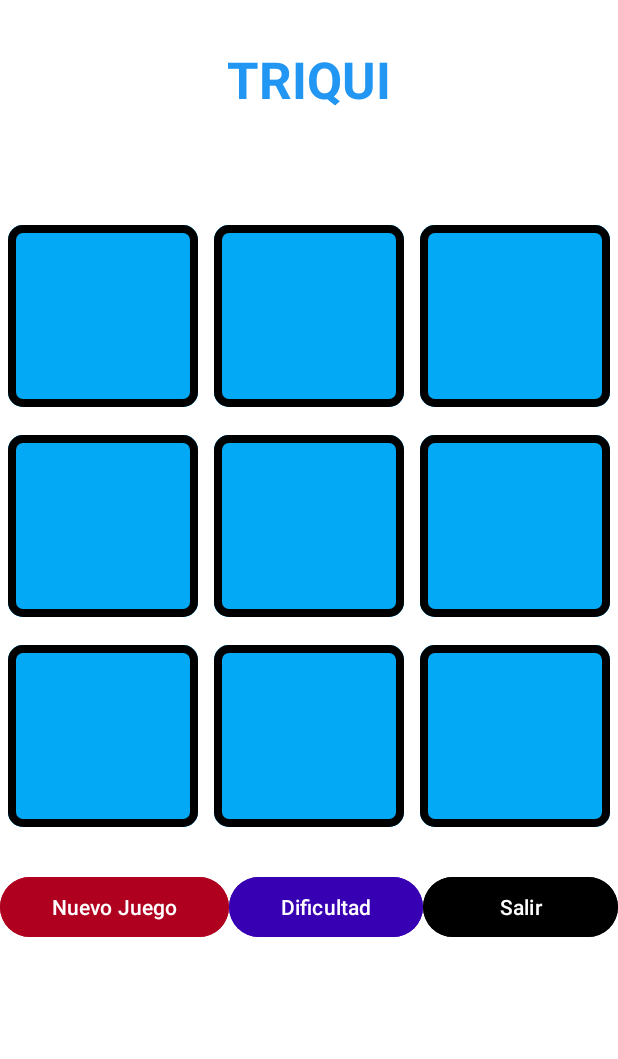
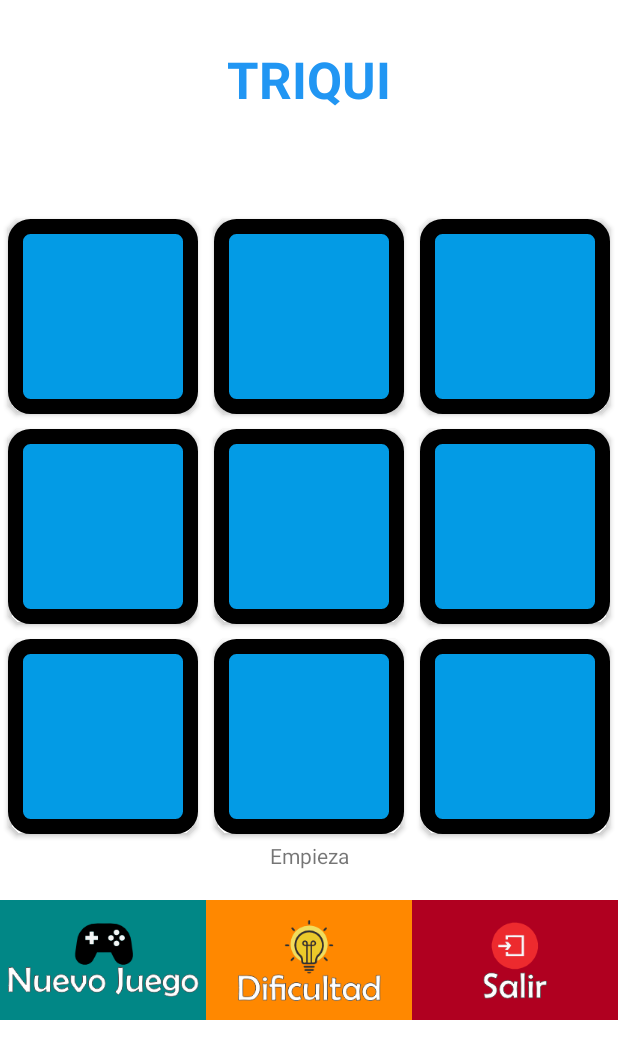
Before and after one commit to Adrian-ACI/dadm2023-2, an Android app: the screen it shows after launch (MainActivity), on a phone screen of 412 x 824 dp. Shown: the top 1059 px of the screen. Run offline under Robolectric (Android 15) with nearby library versions, the phone set to English and light mode, and no system bars.

Commit message:
avance reto 5

```diff
--- a/Reto3/app/src/main/java/com/example/tictactoe/MainActivity.java
+++ b/Reto3/app/src/main/java/com/example/tictactoe/MainActivity.java
@@ -7,9 +7,11 @@ import android.annotation.SuppressLint;
 import android.content.DialogInterface;
 import android.content.Intent;
 import android.graphics.Color;
+import android.media.MediaPlayer;
 import android.os.Bundle;
 import android.view.View;
 import android.widget.Button;
+import android.widget.ImageButton;
 import android.widget.TextView;
 
 import java.util.Arrays;
@@ -18,7 +20,9 @@ import java.util.Random;
 public class MainActivity extends AppCompatActivity {
 
     TextView textoVictoria;
-    Button salir;
+    TextView turnocambio;
+    MediaPlayer sonidobtn, victoria, derrota, empate;
+    ImageButton salir, reiniciar;
     Integer[] botones;
     int[] tablero = new int[]{
             0, 0, 0,
@@ -37,8 +41,14 @@ public class MainActivity extends AppCompatActivity {
         setContentView(R.layout.activity_main);
 
         textoVictoria = (TextView) findViewById(R.id.textwin);
+        turnocambio = (TextView) findViewById(R.id.cambioturno);
         textoVictoria.setVisibility(View.INVISIBLE);
         salir = findViewById(R.id.salirbtn);
+        sonidobtn = MediaPlayer.create(this, R.raw.sonido);
+        victoria = MediaPlayer.create(this, R.raw.victoria);
+        empate = MediaPlayer.create(this, R.raw.empate);
+        derrota = MediaPlayer.create(this, R.raw.derrota);
+        reiniciar = findViewById(R.id.nuevojuego);
 
         botones = new Integer[]{
                 R.id.b1, R.id.b2, R.id.b3,
@@ -51,15 +61,18 @@ public class MainActivity extends AppCompatActivity {
     public void ponerFicha(View v){
         if(estado==0){
             turno = 1;
+
             int numBoton = Arrays.asList(botones).indexOf(v.getId());
             if(tablero[numBoton] == 0){
-                v.setBackgroundResource(R.drawable.x1);
+                sonidobtn.start();
+                v.setBackgroundResource(R.drawable.x);
                 tablero[numBoton] = 1;
                 fichasPuestas += 1;
                 estado = comprobarEstado();
                 terminarPartida();
                 if(estado == 0){
                     turno = -1;
+                    turnocambio.setText("Tu turno");
                     ia();
                     fichasPuestas += 1;
                     estado = comprobarEstado();
@@ -76,12 +89,14 @@ public class MainActivity extends AppCompatActivity {
                 textoVictoria.setVisibility(View.VISIBLE);
                 textoVictoria.setText("Has ganado! :)");
                 textoVictoria.setTextColor(Color.GREEN);
+                victoria.start();
             }
             else{
                 textoVictoria.setVisibility(View.VISIBLE);
                 textoVictoria.setText("Has perdido! :(");
                 textoVictoria.setTextColor(Color.RED);
                 fichaVictoria = R.drawable.o2;
+                derrota.start();
             }
             for(int i = 0; i<posGanadora.length; i++){
                 Button b = findViewById(botones[posGanadora[i]]);
@@ -91,6 +106,7 @@ public class MainActivity extends AppCompatActivity {
         else if(estado==2){
             textoVictoria.setVisibility(View.VISIBLE);
             textoVictoria.setText("Has Empatado! :v");
+            empate.start();
         }
     }
 
@@ -101,7 +117,7 @@ public class MainActivity extends AppCompatActivity {
             pos = ran.nextInt(tablero.length);
         }
         Button b = (Button) findViewById(botones[pos]);
-        b.setBackgroundResource(R.drawable.o1);
+        b.setBackgroundResource(R.drawable.o);
         tablero[pos] = -1;
     }
 
@@ -148,14 +164,11 @@ public class MainActivity extends AppCompatActivity {
     // cerrar app
     @SuppressLint("")
     public void salir(View view){
-        AlertDialog.Builder builder = new AlertDialog.Builder(this);
+        AlertDialog.Builder builder = new AlertDialog.Builder(MainActivity.this);
         builder.setMessage("¿Quieres salir del juego?").setPositiveButton("Si", new DialogInterface.OnClickListener(){
             @Override
             public void onClick(DialogInterface dialog, int which){
-                Intent intent =new Intent(Intent.ACTION_MAIN);
-                intent.addCategory(Intent.CATEGORY_HOME);
-                intent.setFlags(Intent.FLAG_ACTIVITY_NEW_TASK);
-                startActivity(intent);
+                finish();
             }
         }).setNegativeButton("Cancelar", new DialogInterface.OnClickListener(){
             @Override
@@ -166,4 +179,11 @@ public class MainActivity extends AppCompatActivity {
         builder.show();
         //finishAffinity();
     }
+
+    public void reiniciar(View view){
+        Intent intento = new Intent(this, MainActivity.class);
+        finish();
+        startActivity(intento);
+
+    }
 }
--- /dev/null
+++ b/Reto3/app/src/main/res/drawable/botoncolor.xml
@@ -0,0 +1,26 @@
+<?xml version="1.0" encoding="utf-8"?>
+<shape xmlns:android="http://schemas.android.com/apk/res/android"
+    android:shape="rectangle">
+
+
+    <corners
+        android:radius="10dp">
+
+    </corners>
+    <stroke
+        android:width="10dp"
+        android:color="@color/black">
+
+    </stroke>
+    <solid
+        android:color="#039BE5">
+
+    </solid>
+    <size
+        android:height="130dp"
+        android:width="130dp">
+
+    </size>
+
+
+</shape>
--- a/Reto3/app/src/main/res/layout/activity_main.xml
+++ b/Reto3/app/src/main/res/layout/activity_main.xml
@@ -47,23 +47,23 @@
 
                 <Button
                     android:id="@+id/b1"
-                    android:layout_width="wrap_content"
-                    android:layout_height="match_parent"
+                    android:layout_width="130dp"
+                    android:layout_height="130dp"
+                    android:layout_margin="5dp"
                     android:layout_weight="1"
-                    android:layout_margin="5dp"
-                    android:backgroundTint="#03A9F4"
+                    android:background="@drawable/botoncolor"
                     android:onClick="ponerFicha"
                     app:cornerRadius="10dp"
                     app:strokeColor="@color/black"
-                    app:strokeWidth="5dp"/>
+                    app:strokeWidth="5dp" />
 
                 <Button
                     android:id="@+id/b2"
-                    android:layout_width="wrap_content"
-                    android:layout_height="match_parent"
+                    android:layout_width="130dp"
+                    android:layout_height="130dp"
+                    android:layout_margin="5dp"
                     android:layout_weight="1"
-                    android:layout_margin="5dp"
-                    android:backgroundTint="#03A9F4"
+                    android:background="@drawable/botoncolor"
                     android:onClick="ponerFicha"
                     app:cornerRadius="10dp"
                     app:strokeColor="@color/black"
@@ -71,11 +71,11 @@
 
                 <Button
                     android:id="@+id/b3"
-                    android:layout_width="wrap_content"
-                    android:layout_height="match_parent"
+                    android:layout_width="130dp"
+                    android:layout_height="130dp"
+                    android:layout_margin="5dp"
                     android:layout_weight="1"
-                    android:layout_margin="5dp"
-                    android:backgroundTint="#03A9F4"
+                    android:background="@drawable/botoncolor"
                     android:onClick="ponerFicha"
                     app:cornerRadius="10dp"
                     app:strokeColor="@color/black"
@@ -89,11 +89,11 @@
 
                 <Button
                     android:id="@+id/b4"
-                    android:layout_width="wrap_content"
-                    android:layout_height="match_parent"
+                    android:layout_width="130dp"
+                    android:layout_height="130dp"
+                    android:layout_margin="5dp"
                     android:layout_weight="1"
-                    android:layout_margin="5dp"
-                    android:backgroundTint="#03A9F4"
+                    android:background="@drawable/botoncolor"
                     android:onClick="ponerFicha"
                     app:cornerRadius="10dp"
                     app:strokeColor="@color/black"
@@ -101,27 +101,27 @@
 
                 <Button
                     android:id="@+id/b5"
-                    android:layout_width="wrap_content"
-                    android:layout_height="match_parent"
+                    android:layout_width="130dp"
+                    android:layout_height="130dp"
+                    android:layout_margin="5dp"
                     android:layout_weight="1"
-                    android:layout_margin="5dp"
-                    android:backgroundTint="#03A9F4"
+                    android:background="@drawable/botoncolor"
                     android:onClick="ponerFicha"
                     app:cornerRadius="10dp"
                     app:strokeColor="@color/black"
-                    app:strokeWidth="5dp"/>
+                    app:strokeWidth="5dp" />
 
                 <Button
                     android:id="@+id/b6"
-                    android:layout_width="wrap_content"
-                    android:layout_height="match_parent"
+                    android:layout_width="130dp"
+                    android:layout_height="130dp"
+                    android:layout_margin="5dp"
                     android:layout_weight="1"
-                    android:layout_margin="5dp"
-                    android:backgroundTint="#03A9F4"
+                    android:background="@drawable/botoncolor"
                     android:onClick="ponerFicha"
                     app:cornerRadius="10dp"
                     app:strokeColor="@color/black"
-                    app:strokeWidth="5dp"/>
+                    app:strokeWidth="5dp" />
 
             </LinearLayout>
 
@@ -132,11 +132,11 @@
 
                 <Button
                     android:id="@+id/b7"
-                    android:layout_width="wrap_content"
-                    android:layout_height="match_parent"
+                    android:layout_width="130dp"
+                    android:layout_height="130dp"
+                    android:layout_margin="5dp"
                     android:layout_weight="1"
-                    android:layout_margin="5dp"
-                    android:backgroundTint="#03A9F4"
+                    android:background="@drawable/botoncolor"
                     android:onClick="ponerFicha"
                     app:cornerRadius="10dp"
                     app:strokeColor="@color/black"
@@ -144,11 +144,11 @@
 
                 <Button
                     android:id="@+id/b8"
-                    android:layout_width="wrap_content"
-                    android:layout_height="match_parent"
+                    android:layout_width="130dp"
+                    android:layout_height="130dp"
+                    android:layout_margin="5dp"
                     android:layout_weight="1"
-                    android:layout_margin="5dp"
-                    android:backgroundTint="#03A9F4"
+                    android:background="@drawable/botoncolor"
                     android:onClick="ponerFicha"
                     app:cornerRadius="10dp"
                     app:strokeColor="@color/black"
@@ -156,16 +156,23 @@
 
                 <Button
                     android:id="@+id/b9"
-                    android:layout_width="wrap_content"
-                    android:layout_height="match_parent"
+                    android:layout_width="130dp"
+                    android:layout_height="130dp"
+                    android:layout_margin="5dp"
                     android:layout_weight="1"
-                    android:layout_margin="5dp"
-                    android:backgroundTint="#03A9F4"
+                    android:background="@drawable/botoncolor"
                     android:onClick="ponerFicha"
                     app:cornerRadius="10dp"
                     app:strokeColor="@color/black"
                     app:strokeWidth="5dp" />
             </LinearLayout>
+
+            <TextView
+                android:id="@+id/cambioturno"
+                android:layout_width="match_parent"
+                android:layout_height="wrap_content"
+                android:textAlignment="center"
+                android:text="Empieza" />
 
             <LinearLayout
                 android:layout_width="match_parent"
@@ -173,33 +180,31 @@
                 android:orientation="horizontal"
                 android:layout_marginTop="20dp">
 
-                <Button
-                    android:id="@+id/nuevobtn"
-                    android:layout_width="wrap_content"
-                    android:layout_height="wrap_content"
+                <ImageButton
+                    android:id="@+id/nuevojuego"
+                    android:layout_width="140dp"
+                    android:layout_height="80dp"
                     android:layout_weight="1"
-                    android:backgroundTint="@color/design_default_color_error"
-                    android:text="Nuevo Juego"
-                    android:textColor="@color/white"/>
+                    android:background="@color/design_default_color_secondary_variant"
+                    android:onClick="reiniciar"
+                    app:srcCompat="@mipmap/nuevo" />
 
-                <Button
-                    android:id="@+id/dificultadbtn"
-                    android:layout_width="wrap_content"
-                    android:layout_height="wrap_content"
+                <ImageButton
+                    android:id="@+id/imageButton5"
+                    android:layout_width="140dp"
+                    android:layout_height="80dp"
                     android:layout_weight="1"
-                    android:backgroundTint="@color/design_default_color_primary_dark"
-                    android:text="Dificultad"
-                    android:textColor="@color/white"/>
+                    android:background="@android:color/holo_orange_dark"
+                    app:srcCompat="@mipmap/dificultad" />
 
-                <Button
+                <ImageButton
                     android:id="@+id/salirbtn"
-                    android:layout_width="109dp"
-                    android:layout_height="wrap_content"
+                    android:layout_width="140dp"
+                    android:layout_height="80dp"
                     android:layout_weight="1"
-                    android:backgroundTint="@color/design_default_color_on_secondary"
-                    android:text="Salir"
+                    android:background="@color/design_default_color_error"
                     android:onClick="salir"
-                    android:textColor="@color/white"/>
+                    app:srcCompat="@mipmap/salir" />
 
             </LinearLayout>
 
--- a/Reto3/app/src/main/res/values-night/themes.xml
+++ b/Reto3/app/src/main/res/values-night/themes.xml
@@ -1,6 +1,6 @@
 <resources xmlns:tools="http://schemas.android.com/tools">
     <!-- Base application theme. -->
-    <style name="Base.Theme.TicTacToe" parent="Theme.Material3.DayNight.NoActionBar">
+    <style name="Base.Theme.TicTacToe" parent="Theme.AppCompat.Light.NoActionBar">
         <!-- Customize your dark theme here. -->
         <!-- <item name="colorPrimary">@color/my_dark_primary</item> -->
     </style>
--- a/Reto3/app/src/main/res/values/themes.xml
+++ b/Reto3/app/src/main/res/values/themes.xml
@@ -1,6 +1,6 @@
 <resources xmlns:tools="http://schemas.android.com/tools">
     <!-- Base application theme. -->
-    <style name="Base.Theme.TicTacToe" parent="Theme.Material3.DayNight.NoActionBar">
+    <style name="Base.Theme.TicTacToe" parent="Theme.AppCompat.Light.NoActionBar">
         <!-- Customize your light theme here. -->
         <!-- <item name="colorPrimary">@color/my_light_primary</item> -->
     </style>
```
Also changed, not shown: Reto3/app/src/main/res/drawable/o.png (added), Reto3/app/src/main/res/drawable/o1.png (deleted), Reto3/app/src/main/res/drawable/o2.png, Reto3/app/src/main/res/drawable/x.png (added), Reto3/app/src/main/res/drawable/x1.png (deleted), Reto3/app/src/main/res/drawable/x2.png, Reto3/app/src/main/res/mipmap-xhdpi/dificultad.png (added), Reto3/app/src/main/res/mipmap-xhdpi/nuevo.png (added), Reto3/app/src/main/res/mipmap-xhdpi/salir.png (added), 4 other files.
